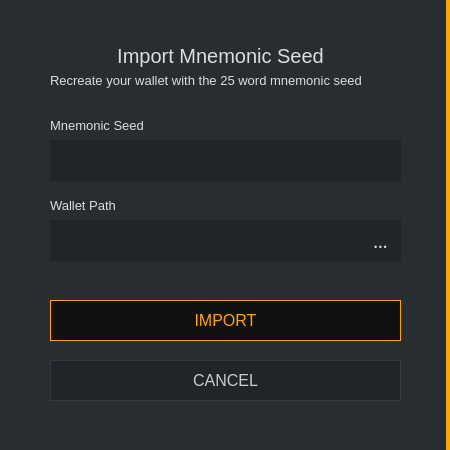
This is src/gui/ui/importseed.ui in ConcealNetwork/conceal-desktop as Qt 5 draws it before an edit. The edited form follows.
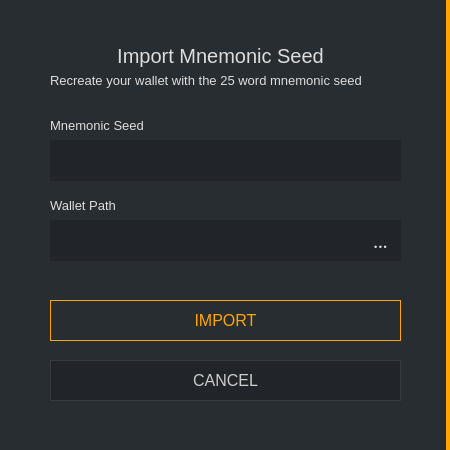
This is the edited form.

```diff
--- a/src/gui/ui/importseed.ui
+++ b/src/gui/ui/importseed.ui
@@ -198,7 +198,7 @@
      </font>
     </property>
     <property name="styleSheet">
-     <string notr="true">QPushButton#m_okButton {color: orange; background-color: #111111; border: 1px solid orange; font-size: 16px;}
+     <string notr="true">QPushButton#m_okButton {color: orange;  border: 1px solid orange; font-size: 16px;}
 
 QPushButton#m_okButton:hover {color: orange; background-color: #111111; border: 2px solid orange; font-size: 16px;}</string>
     </property>
```
Left out of the diff: 2 changed lines with no effect on the pictures.
